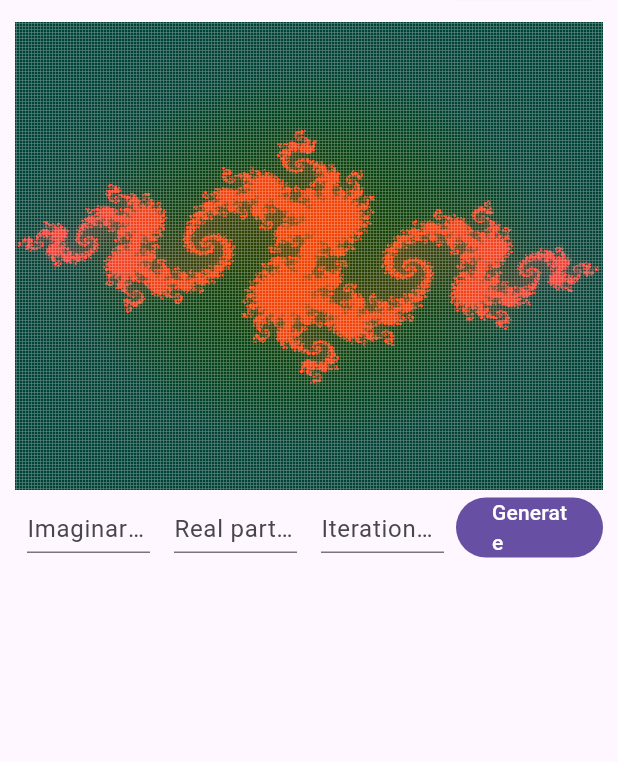
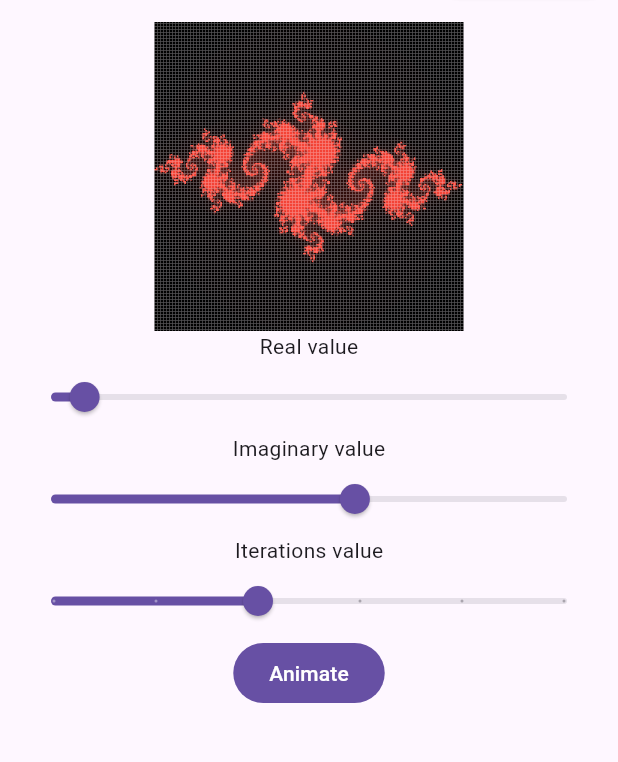
Before and after one commit to DedKiri11/fractals, a Flutter app: the screen it shows after launch, on a phone screen of 412 x 824 dp, the part 77-839 px from its top. Run offline on Flutter 3.47's test engine with Material 3 defaults, Android fonts, the phone set to English and light mode, and no system bars; our stand-ins replace flutter_colorpicker, image_gallery_saver.

Commit message:
Added animate button and animation for fractal on Home Screen

```diff
--- a/fractals_project/lib/fractals/fractalJuliasSet.dart
+++ b/fractals_project/lib/fractals/fractalJuliasSet.dart
@@ -10,7 +10,8 @@ class JuliaSetWidget extends StatefulWidget {
   final Color color;
   final int iterations;
 
-  JuliaSetWidget(this.realPart, this.imaginaryPart, this.iterations, {super.key, required this.color});
+  JuliaSetWidget(this.realPart, this.imaginaryPart, this.iterations,
+      {super.key, required this.color});
 
   @override
   State<JuliaSetWidget> createState() => _JuliaSetWidgetState();
@@ -21,13 +22,14 @@ class _JuliaSetWidgetState extends State<JuliaSetWidget> {
   Widget build(BuildContext context) {
     return CustomPaint(
       size: Size(
-          MediaQuery.of(context).size.width, MediaQuery.of(context).size.height),
-      //(realPart: 0.285, imaginaryPart: 0.01) (realPart: -0.085, imaginaryPart: 0.71) (realPart: -0.74543, imaginaryPart: 0.11031)
-      //painter: JuliaSetPainter(realPart: -0.8, imaginaryPart: 0.156),
-      //painter: JuliaSetPainter(realPart: 0.285, imaginaryPart: 0.01),
+        4030,
+        4030,
+      ),
       painter: JuliaSetPainter(
-          realPart: widget.realPart, imaginaryPart: widget.imaginaryPart, color: widget.color, iterations: widget.iterations),
-      // painter: JuliaSetPainter(realPart: -0.74543, imaginaryPart: 0.11031),
+          realPart: widget.realPart,
+          imaginaryPart: widget.imaginaryPart,
+          color: widget.color,
+          iterations: widget.iterations),
     );
   }
 }
@@ -37,13 +39,19 @@ class JuliaSetPainter extends CustomPainter {
   final double imaginaryPart;
   final Color color;
   final int iterations;
+  int colorIteration = 0;
 
-  JuliaSetPainter({required this.realPart, required this.imaginaryPart, required this.color, required this.iterations});
+  JuliaSetPainter(
+      {required this.realPart,
+      required this.imaginaryPart,
+      required this.color,
+      required this.iterations});
 
   @override
   void paint(Canvas canvas, Size size) {
     ComplexNumber c = ComplexNumber(realPart, imaginaryPart);
-    XBitmap bmp = plotJuliaSet(c, size.width.toInt(), size.height.toInt(), iterations, color);
+    XBitmap bmp = plotJuliaSet(
+        c, size.width.toInt(), size.height.toInt(), iterations, color);
 
     for (int i = 0; i < bmp.pixels.length; i++) {
       for (int j = 0; j < bmp.pixels[i].length; j++) {
@@ -136,8 +144,11 @@ XBitmap plotJuliaSet(ComplexNumber c, int w, int h, int maxIter, Color color,
       double x = xMin + i * xStep;
       double y = yMin + j * yStep;
       ComplexNumber z = ComplexNumber(x, y);
-      bmp.setPixel(w - i - 1, j,
-          complexHeatMap(idx!.toDouble(), 0, maxIdx.toDouble(), z * z, r, color));
+      bmp.setPixel(
+          w - i - 1,
+          j,
+          complexHeatMap(
+              idx!.toDouble(), 0, maxIdx.toDouble(), z * z, r, color));
     }
   }
 
@@ -162,11 +173,12 @@ double calculateR(ComplexNumber c) {
   return (1 + sqrt(1 + 4 * c.mod)) / 2;
 }
 
-Color complexHeatMap(
-    double value, double min, double max, ComplexNumber z, double r, Color color) {
+Color complexHeatMap(double value, double min, double max, ComplexNumber z,
+    double r, Color color) {
   double val = (value - min) / (max - min);
-  int red = (color.red * val).round();
-  int green = color.green;
-  int blue = (color.blue * (z.mod / r > 1 ? 1 : z.mod / r)).round();
+  int red = (val * color.red).toInt();
+  int green = (val * color.green).toInt();
+  int blue = (val * color.blue).toInt();
+
   return Color.fromRGBO(red, green, blue, 1);
 }
--- a/fractals_project/lib/main.dart
+++ b/fractals_project/lib/main.dart
@@ -1,8 +1,10 @@
 import 'package:flutter/material.dart';
-import 'screens/home.dart';
+import 'package:fractals_project/screens/homeScreen.dart';
+import 'screens/JuliaScreen.dart';
 
 void main() {
   runApp(MaterialApp(
+     debugShowCheckedModeBanner: false,
     home: HomePage()
   ));
 }
--- /dev/null
+++ b/fractals_project/lib/screens/JuliaScreen.dart
@@ -0,0 +1,179 @@
+import 'dart:typed_data';
+import 'dart:ui' as ui;
+import 'dart:ui';
+import 'package:flutter/cupertino.dart';
+import 'package:flutter/gestures.dart';
+import 'package:flutter/material.dart';
+import 'package:flutter/rendering.dart';
+import 'package:fractals_project/animations/animatedJuliasFractal.dart';
+import 'package:fractals_project/fractals/fractalJuliasSet.dart';
+import 'package:fractals_project/widgets/colorPicker.dart';
+import 'package:image_gallery_saver/image_gallery_saver.dart';
+
+import '../widgets/textFields/textFieldForJuliaSet.dart';
+
+class JuliaScreen extends StatefulWidget {
+  JuliaScreen({super.key});
+
+  @override
+  State<JuliaScreen> createState() => _JuliaScreenState();
+}
+
+class _JuliaScreenState extends State<JuliaScreen> {
+  double imaginaryValue = 0.156;
+  double realValue = -0.8;
+  int iterationsValue = 100;
+  Color color = Colors.red;
+  bool isLoading = false;
+  bool isAnimating = false;
+  bool isAnimatingText = false;
+  String animatedButtonText = "";
+
+  Future<void> _saveImage() async {
+    final recorder = ui.PictureRecorder();
+    final canvas = Canvas(recorder);
+    CustomPainter customPainter = JuliaSetPainter(
+        realPart: realValue,
+        imaginaryPart: imaginaryValue,
+        color: color,
+        iterations: iterationsValue);
+
+    final size = Size(1080, 1080);
+
+    customPainter.paint(canvas, size);
+    ui.Picture picture = recorder.endRecording();
+    picture
+        .toImage(size.width.toInt(), size.height.toInt())
+        .then((image) async {
+      ui.Image uiImage = image;
+      ByteData? byteData =
+          await uiImage.toByteData(format: ui.ImageByteFormat.png);
+      if (byteData != null) {
+        Uint8List pngBytes = byteData.buffer.asUint8List();
+        final result =
+            await ImageGallerySaver.saveImage(Uint8List.fromList(pngBytes));
+      }
+      setState(() {
+        isLoading = false;
+      });
+    });
+  }
+
+  void _setColor(Color changedColor) {
+    setState(() {
+      color = changedColor;
+    });
+  }
+
+  void _setText(String imaginary, String real, String iterations) {
+    setState(() {
+      iterationsValue = int.tryParse(iterations) ?? iterationsValue;
+      imaginaryValue = double.tryParse(imaginary) ?? imaginaryValue;
+      realValue = double.tryParse(real) ?? realValue;
+    });
+  }
+
+  @override
+  void initState() {
+    super.initState();
+  }
+
+  @override
+  Widget build(BuildContext context) {
+    return Scaffold(
+        appBar: AppBar(
+          title: Text("Fractals painter"),
+          actions: [
+            IconButton(
+                icon: Icon(Icons.save_alt),
+                onPressed: () {
+                  _saveImage();
+                  setState(() {
+                    isLoading = true;
+                  });
+                }),
+            CustomColorPicker(onColorChanged: _setColor),
+          ],
+        ),
+        body: isLoading
+            ? Center(child: const CircularProgressIndicator())
+            : ListView(
+                shrinkWrap: true,
+                scrollDirection: Axis.vertical,
+                children: [
+                    Container(
+                        padding: const EdgeInsets.all(10),
+                        width: MediaQuery.of(context).size.width,
+                        height: MediaQuery.of(context).size.height,
+                        child: Column(
+                          children: [
+                            Container(
+                              width: MediaQuery.of(context).size.width/2 ,
+                              height: MediaQuery.of(context).size.width/2 ,
+                              child: isAnimating
+                                  ? AnimatedJuliaFractal(
+                                      customPaint: JuliaSetWidget(realValue,
+                                          imaginaryValue, iterationsValue,
+                                          color: color))
+                                  : JuliaSetWidget(realValue, imaginaryValue,
+                                      iterationsValue,
+                                      color: color),
+                            ),
+                            Column(
+                              children: [
+                                Text("Real value"),
+                                Slider(
+                                  value: realValue,
+                                  max: 0.9,
+                                  min: -0.9,
+                                  divisions: 100,
+                                  label: realValue.toString(),
+                                  onChanged: (double value) {
+                                    setState(() {
+                                      realValue = value;
+                                    });
+                                  },
+                                ),
+                                Text("Imaginary value"),
+                                Slider(
+                                  value: imaginaryValue,
+                                  max: 0.9,
+                                  min: -0.9,
+                                  divisions: 100,
+                                  label: imaginaryValue.toString(),
+                                  onChanged: (double value) {
+                                    setState(() {
+                                      imaginaryValue = value;
+                                    });
+                                  },
+                                ),
+                                Text("Iterations value"),
+                                Slider(
+                                  value: iterationsValue.toDouble(),
+                                  max: 200,
+                                  min: 50,
+                                  divisions: 5,
+                                  label: iterationsValue.toString(),
+                                  onChanged: (double value) {
+                                    setState(() {
+                                      iterationsValue = value.toInt();
+                                    });
+                                  },
+                                ),
+                                FilledButton(
+                                    onPressed: () {
+                                      setState(() {
+                                        isAnimating =
+                                            isAnimating ? false : true;
+                                      });
+                                    },
+                                    child: Text(isAnimating
+                                        ? "Disable animation "
+                                        : "Animate"))
+                              ],
+                            ),
+                          ],
+                        )),
+                  ]));
+  }
+}
--- a/fractals_project/lib/screens/home.dart
+++ /dev/null
@@ -1,111 +0,0 @@
-import 'dart:typed_data';
-import 'dart:ui' as ui;
-import 'dart:ui';
-import 'package:flutter/cupertino.dart';
-import 'package:flutter/material.dart';
-import 'package:flutter/rendering.dart';
-import 'package:fractals_project/animations/animatedJuliasFractal.dart';
-import 'package:fractals_project/fractals/fractalJuliasSet.dart';
-import 'package:fractals_project/widgets/colorPicker.dart';
-import 'package:image_gallery_saver/image_gallery_saver.dart';
-
-import '../widgets/textFields/textFieldForJuliaSet.dart';
-
-class HomePage extends StatefulWidget {
-  HomePage({super.key});
-
-  @override
-  State<HomePage> createState() => _HomePageState();
-}
-
-class _HomePageState extends State<HomePage> {
-  double imaginaryValue = 0.156;
-  double realValue = -0.8;
-  int iterationsValue = 100;
-  Color color = Colors.red;
-
-  Future<void> _saveImage() async {
-    final recorder = ui.PictureRecorder();
-    final canvas = Canvas(recorder);
-    CustomPainter customPainter = JuliaSetPainter(
-        realPart: realValue,
-        imaginaryPart: imaginaryValue,
-        color: color,
-        iterations: iterationsValue);
-
-    // Размеры вашего изображения
-    final size = Size(1080, 1080);
-
-    customPainter.paint(canvas, size);
-    ui.Picture picture = recorder.endRecording();
-    picture
-        .toImage(size.width.toInt(), size.height.toInt())
-        .then((image) async {
-      ui.Image uiImage = image;
-      ByteData? byteData =
-          await uiImage.toByteData(format: ui.ImageByteFormat.png);
-      if (byteData != null) {
-        Uint8List pngBytes = byteData.buffer.asUint8List();
-        final result =
-            await ImageGallerySaver.saveImage(Uint8List.fromList(pngBytes));
-      }
-    });
-  }
-
-  void _setColor(Color changedColor) {
-    setState(() {
-      color = changedColor;
-    });
-  }
-
-  void _setText(String imaginary, String real, String iterations) {
-    setState(() {
-      iterationsValue = int.tryParse(iterations) ?? iterationsValue;
-      imaginaryValue = double.tryParse(imaginary) ?? imaginaryValue;
-      realValue = double.tryParse(real) ?? realValue;
-    });
-  }
-
-  @override
-  void initState() {
-    super.initState();
-  }
-
-  @override
-  Widget build(BuildContext context) {
-    return Scaffold(
-        appBar: AppBar(
-          title: Text("Fractals painter"),
-          actions: [
-            IconButton(
-                icon: Icon(Icons.save_alt),
-                onPressed: () {
-                  _saveImage();
-                }),
-            CustomColorPicker(onColorChanged: _setColor),
-          ],
-        ),
-        body: ListView(
-          shrinkWrap: true,
-          scrollDirection: Axis.vertical,
-          children:[
-            Container(
-                padding: const EdgeInsets.all(10),
-                width: MediaQuery.of(context).size.width,
-                height: MediaQuery.of(context).size.height,
-                child: Column(
-                  children: [
-                    Container(
-                       width: MediaQuery.of(context).size.width,
-                       height: MediaQuery.of(context).size.width-100,
-                      child: JuliaSetWidget(realValue, imaginaryValue, iterationsValue,
-                          color: color),
-                    ),
-                    TextFieldForJuliaSet(onTextChanged: _setText),
-
-                  ],
-                )),
-          ]
-        ));
-  }
-}
--- /dev/null
+++ b/fractals_project/lib/screens/homeScreen.dart
@@ -0,0 +1,161 @@
+import 'package:flutter/foundation.dart';
+import 'package:flutter/material.dart';
+import 'package:fractals_project/screens/JuliaScreen.dart';
+import 'package:fractals_project/screens/KochsScreen.dart';
+
+
+class HomePage extends StatefulWidget {
+  const HomePage({super.key});
+
+  @override
+  State<HomePage> createState() => _HomePageState();
+}
+
+class _HomePageState extends State<HomePage>
+    with TickerProviderStateMixin {
+  late PageController _pageViewController;
+  late TabController _tabController;
+  int _currentPageIndex = 0;
+
+  @override
+  void initState() {
+    super.initState();
+    _pageViewController = PageController();
+    _tabController = TabController(length: 2, vsync: this);
+  }
+
+  @override
+  void dispose() {
+    super.dispose();
+    _pageViewController.dispose();
+    _tabController.dispose();
+  }
+
+  @override
+  Widget build(BuildContext context) {
+    final TextTheme textTheme = Theme.of(context).textTheme;
+
+    return Stack(
+      alignment: Alignment.bottomCenter,
+      children: <Widget>[
+        PageView(
+
+          controller: _pageViewController,
+          onPageChanged: _handlePageViewChanged,
+          children: <Widget>[
+            JuliaScreen(),
+            KochsScreen(),
+
+          ],
+        ),
+        PageIndicator(
+          tabController: _tabController,
+          currentPageIndex: _currentPageIndex,
+          onUpdateCurrentPageIndex: _updateCurrentPageIndex,
+          isOnDesktopAndWeb: _isOnDesktopAndWeb,
+        ),
+      ],
+    );
+  }
+
+  void _handlePageViewChanged(int currentPageIndex) {
+    if (!_isOnDesktopAndWeb) {
+      return;
+    }
+    _tabController.index = currentPageIndex;
+    setState(() {
+      _currentPageIndex = currentPageIndex;
+    });
+  }
+
+  void _updateCurrentPageIndex(int index) {
+    _tabController.index = index;
+    _pageViewController.animateToPage(
+      index,
+      duration: const Duration(milliseconds: 100),
+      curve: Curves.easeInOut,
+    );
+  }
+
+  bool get _isOnDesktopAndWeb {
+    if (kIsWeb) {
+      return true;
+    }
+    switch (defaultTargetPlatform) {
+      case TargetPlatform.macOS:
+      case TargetPlatform.linux:
+      case TargetPlatform.windows:
+        return true;
+      case TargetPlatform.android:
+      case TargetPlatform.iOS:
+      case TargetPlatform.fuchsia:
+        return false;
+    }
+  }
+}
+
+
+class PageIndicator extends StatelessWidget {
+  const PageIndicator({
+    super.key,
+    required this.tabController,
+    required this.currentPageIndex,
+    required this.onUpdateCurrentPageIndex,
+    required this.isOnDesktopAndWeb,
+  });
+
+  final int currentPageIndex;
+  final TabController tabController;
+  final void Function(int) onUpdateCurrentPageIndex;
+  final bool isOnDesktopAndWeb;
+
+  @override
+  Widget build(BuildContext context) {
+    if (!isOnDesktopAndWeb) {
+      return const SizedBox.shrink();
+    }
+    final ColorScheme colorScheme = Theme.of(context).colorScheme;
+
+    return Padding(
+      padding: const EdgeInsets.all(8.0),
+      child: Row(
+        mainAxisAlignment: MainAxisAlignment.center,
+        children: <Widget>[
+          IconButton(
+            splashRadius: 16.0,
+            padding: EdgeInsets.zero,
+            onPressed: () {
+              if (currentPageIndex == 0) {
+                return;
+              }
+              onUpdateCurrentPageIndex(currentPageIndex - 1);
+            },
+            icon: const Icon(
+              Icons.arrow_left_rounded,
+              size: 32.0,
+            ),
+          ),
+          TabPageSelector(
+            controller: tabController,
+            color: colorScheme.background,
+            selectedColor: colorScheme.primary,
+          ),
+          IconButton(
+            splashRadius: 16.0,
+            padding: EdgeInsets.zero,
+            onPressed: () {
+              if (currentPageIndex == 2) {
+                return;
+              }
+              onUpdateCurrentPageIndex(currentPageIndex + 1);
+            },
+            icon: const Icon(
+              Icons.arrow_right_rounded,
+              size: 32.0,
+            ),
+          ),
+        ],
+      ),
+    );
+  }
+}
```
Also changed, not shown: fractals_project/lib/animations/animatedJuliasFractal.dart (+21 -17 lines), fractals_project/lib/fractals/kochsFractal.dart (+4 -6 lines), fractals_project/lib/screens/KochsScreen.dart (added, +135 -0 lines), 1 other file.
